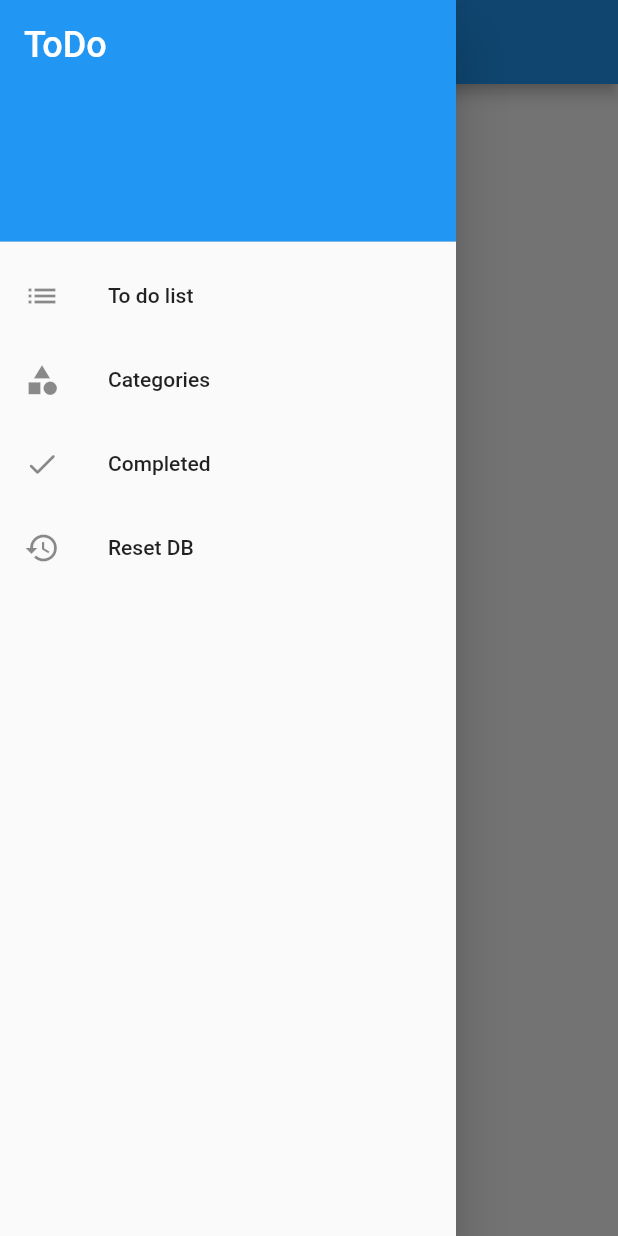
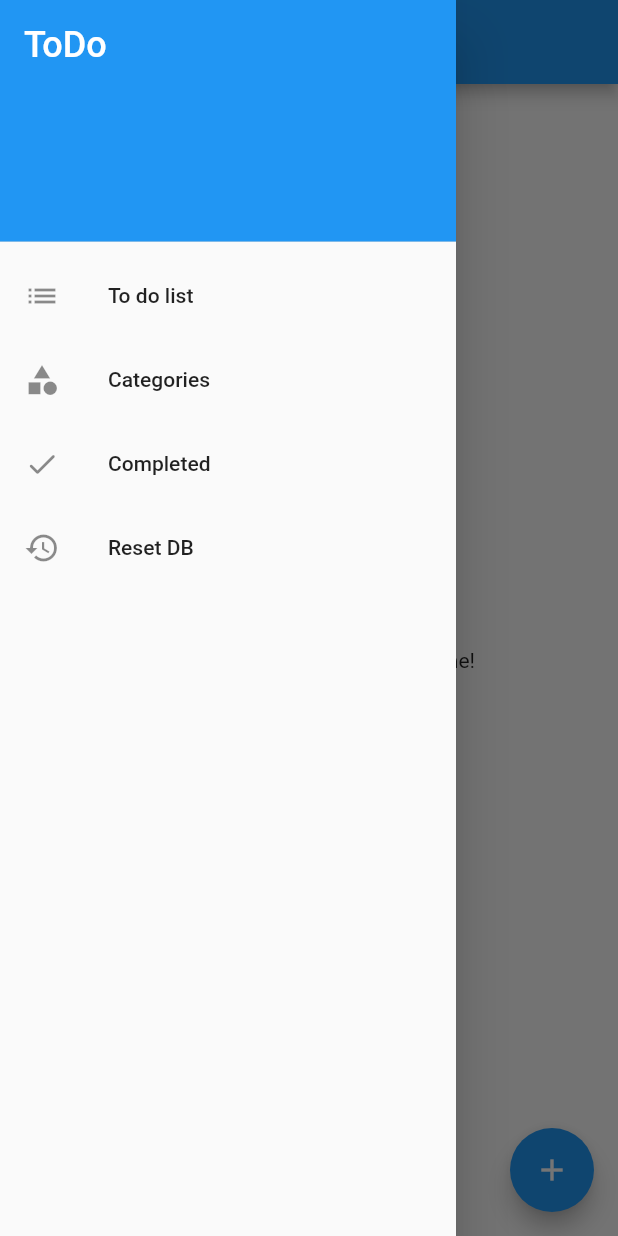
Before and after one commit to jasaplohl/ToDo, a Flutter app: the screen it shows after launch, with the side drawer open, on a phone screen of 412 x 824 dp. Run offline on Flutter 3.47's test engine with Material 2 defaults, Android fonts, the phone set to English and light mode, and no system bars; our stand-ins replace sqflite; accounts and stored records are empty; statements that could not run were skipped.

Commit message:
Added a provider for tasks. Display the list of tasks. On fab click go to the page for adding a new task/category.

```diff
--- a/lib/helpers/db_helper.dart
+++ b/lib/helpers/db_helper.dart
@@ -3,6 +3,7 @@ import 'package:flutter/material.dart';
 import 'package:path/path.dart';
 import 'package:sqflite/sqflite.dart';
 import 'package:todo/models/category.dart';
+import 'package:todo/models/task.dart';
 
 class DBHelper {
 
@@ -10,7 +11,7 @@ class DBHelper {
     WidgetsFlutterBinding.ensureInitialized();
     String dbPath = await getDatabasesPath();
 
-    return openDatabase(
+    return await openDatabase(
       join(dbPath, "todo.db"),
       onCreate: (Database db, int version) async {
         await _createTableCategories(db);
@@ -75,10 +76,10 @@ class DBHelper {
     await db.execute("""
       INSERT INTO tasks (title, description, time, category_id, recurring, times_completed)
       VALUES
-        ('Bled', 'Izlet na Bled.', DATE(), 1, 0, 0),
-        ('Volčji potok', 'Sprehod po volčjem potoku.', DATE(), 1, 0, 0),
-        ('Pica', 'Doma pripravljena pica.', DATE(), 3, 1, 0),
-        ('Vampyre diaries', 'Pogledati serijo.', DATE(), 5, 0, 0);
+        ('Bled', 'Izlet na Bled.', DATETIME(), 1, 0, 0),
+        ('Volčji potok', 'Sprehod po volčjem potoku.', DATETIME(), 1, 0, 0),
+        ('Pica', 'Doma pripravljena pica.', DATETIME(), 3, 1, 0),
+        ('Vampyre diaries', 'Pogledati serijo.', DATETIME(), 5, 0, 0);
     """);
   }
 
@@ -95,7 +96,7 @@ class DBHelper {
   static Future<int> insertCategory(Map<String, Object> data) async {
     final Database db = await DBHelper._openDb();
 
-    return db.insert(
+    return await db.insert(
       "categories",
       data
     );
@@ -104,12 +105,11 @@ class DBHelper {
   static Future<void> deleteCategory(int id) async {
     final Database db = await DBHelper._openDb();
 
-    db.delete("categories", where: "id = ?", whereArgs: [id]);
+    await db.delete("categories", where: "id = ?", whereArgs: [id]);
   }
 
   static Future<List<Category>> getCategories() async {
     final Database db = await DBHelper._openDb();
-
     final List<Map<String, dynamic>> maps = await db.query('categories');
 
     return List.generate(maps.length, (i) {
@@ -118,7 +118,24 @@ class DBHelper {
         icon: maps[i]['icon'],
         title: maps[i]['title'],
         color: maps[i]['color'],
-        custom: maps[i]['custom'] == null || maps[i]['custom'] == 0 ? false : true
+        custom: maps[i]['custom'] == 0 ? false : true
+      );
+    });
+  }
+
+  static Future<List<Task>> getTasks() async {
+    final Database db = await DBHelper._openDb();
+    final List<Map<String, dynamic>> maps = await db.query('tasks');
+
+    return List.generate(maps.length, (i) {
+      return Task(
+        id: maps[i]['id'],
+        title: maps[i]['title'],
+        description: maps[i]['description'],
+        time: DateTime.parse(maps[i]['time']),
+        category: maps[i]['category_id'],
+        recurring: maps[i]['recurring'] == 0 ? false : true,
+        timesCompleted: maps[i]['times_completed']
       );
     });
   }
--- a/lib/main.dart
+++ b/lib/main.dart
@@ -1,6 +1,7 @@
 import 'package:flutter/material.dart';
 import 'package:provider/provider.dart';
 import 'package:todo/providers/categories.dart';
+import 'package:todo/providers/tasks.dart';
 import 'package:todo/screens/add_todo_item_screen.dart';
 import 'package:todo/screens/categories_screen.dart';
 import 'package:todo/screens/add_category_screen.dart';
@@ -21,8 +22,11 @@ class MyApp extends StatelessWidget {
 
   @override
   Widget build(BuildContext context) {
-    return ChangeNotifierProvider(
-      create: (context) => Categories(),
+    return MultiProvider(
+      providers: [
+        ChangeNotifierProvider(create: (context) => Categories()),
+        ChangeNotifierProvider(create: (context) => Tasks()),
+      ],
       child: MaterialApp(
         title: appTitle,
         theme: ThemeData(
@@ -31,7 +35,7 @@ class MyApp extends StatelessWidget {
         home: const TodoListScreen(),
         routes: {
           TodoListScreen.routeName: (context) => const TodoListScreen(),
-          CategoriesScreen.routeName: (context) => CategoriesScreen(),
+          CategoriesScreen.routeName: (context) => const CategoriesScreen(),
           CompletedScreen.routeName: (context) => const CompletedScreen(),
           AddCategoryScreen.routeName: (context) => const AddCategoryScreen(),
           AddTodoItemScreen.routeName: (context) => const AddTodoItemScreen(),
--- a/lib/models/task.dart
+++ b/lib/models/task.dart
@@ -1,11 +1,9 @@
-import 'package:todo/models/category.dart';
-
 class Task {
   final int? id;
   final String title;
   final String? description;
   final DateTime? time; // If time is set, we send a push notification when the time is reached
-  final Category category;
+  final int category; // TODO: change to Category() model
   final bool recurring;
   final int? timesCompleted; // If a task is recurring, we need to save the number of times it was completed
 
--- a/lib/providers/categories.dart
+++ b/lib/providers/categories.dart
@@ -34,7 +34,7 @@ class Categories with ChangeNotifier {
   Future<void> deleteCategory(int id) async {
     if(id == -1) return;
 
-    await DBHelper.deleteCategory(id);
+    DBHelper.deleteCategory(id);
     _categories.removeWhere((element) {
       return element.id == id;
     });
--- /dev/null
+++ b/lib/providers/tasks.dart
@@ -0,0 +1,20 @@
+import 'package:flutter/foundation.dart';
+import 'package:todo/helpers/db_helper.dart';
+import 'package:todo/models/task.dart';
+
+class Tasks with ChangeNotifier {
+  List<Task> _tasks = [];
+
+  List<Task> get items {
+    return [..._tasks];
+  }
+
+  int get itemCount {
+    return _tasks.length;
+  }
+
+  Future<void> initializeTasks() async {
+    _tasks = await DBHelper.getTasks();
+    notifyListeners();
+  }
+}
--- a/lib/screens/todo_list_screen.dart
+++ b/lib/screens/todo_list_screen.dart
@@ -1,5 +1,9 @@
 import 'package:flutter/material.dart';
+import 'package:provider/provider.dart';
+import 'package:todo/providers/tasks.dart';
+import 'package:todo/screens/add_todo_item_screen.dart';
 import 'package:todo/widgets/my_drawer.dart';
+import 'package:todo/widgets/todo_list_item.dart';
 
 class TodoListScreen extends StatelessWidget {
   static const routeName = "todo-list";
@@ -13,6 +17,40 @@ class TodoListScreen extends StatelessWidget {
     return Scaffold(
       appBar: AppBar(title: const Text("To do list")),
       drawer: const MyDrawer(),
+      floatingActionButton: FloatingActionButton(
+        child: const Icon(Icons.add),
+        onPressed: () {
+          Navigator.of(context).pushNamed(AddTodoItemScreen.routeName);
+        },
+      ),
+      body: FutureBuilder(
+        future: Provider.of<Tasks>(context, listen: false).initializeTasks(),
+        builder: (ctx, snapshot) {
+          if(snapshot.connectionState == ConnectionState.waiting) {
+            return const Center(
+              child: CircularProgressIndicator()
+            );
+          } else {
+            return Consumer<Tasks>(
+              builder: ((context, tasks, child) {
+                if(tasks.itemCount > 0) {
+                  return ListView.builder(
+                    itemCount: tasks.itemCount,
+                    itemBuilder: (context, index) {
+                      return TodoListItem(tasks.items[index]);
+                    }
+                  );
+                } else {
+                  return child!;
+                }
+              }),
+              child: const Center(
+                child: Text("No tasks at the moment, add some!"),
+              ),
+            );
+          }
+        },
+      ),
     );
   }
 }
--- a/lib/widgets/category_item.dart
+++ b/lib/widgets/category_item.dart
@@ -4,9 +4,9 @@ import 'package:todo/models/category.dart';
 import 'package:todo/providers/categories.dart';
 
 class CategoryItem extends StatelessWidget {
-  Category category;
+  final Category category;
 
-  CategoryItem(
+  const CategoryItem(
     this.category,
     { Key? key }
   ) : super(key: key);
```
Also changed, not shown: lib/screens/categories_screen.dart (+8 -7 lines), lib/widgets/todo_list_item.dart (+16 -3 lines).
